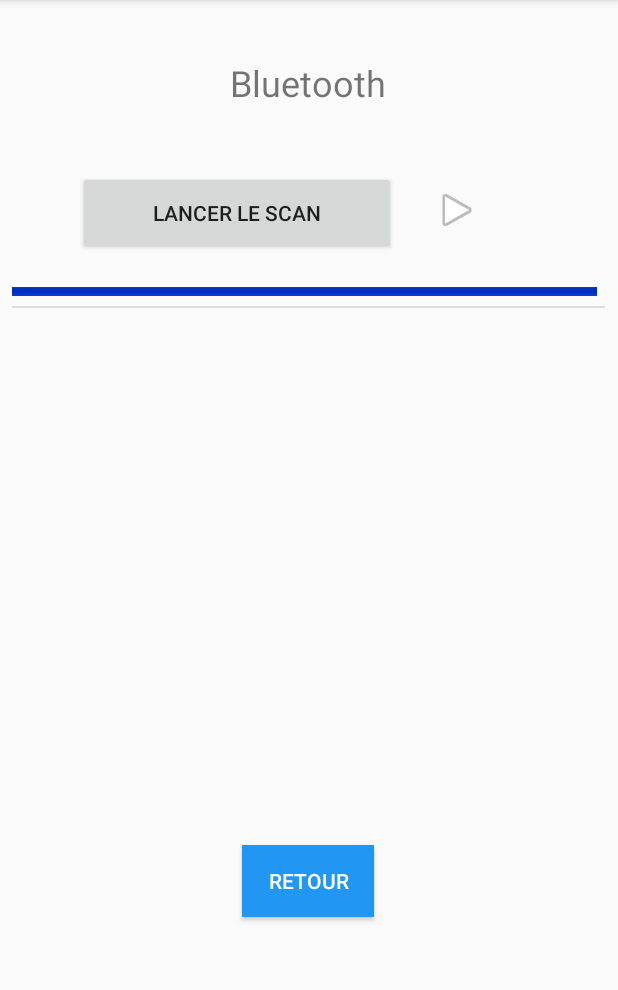
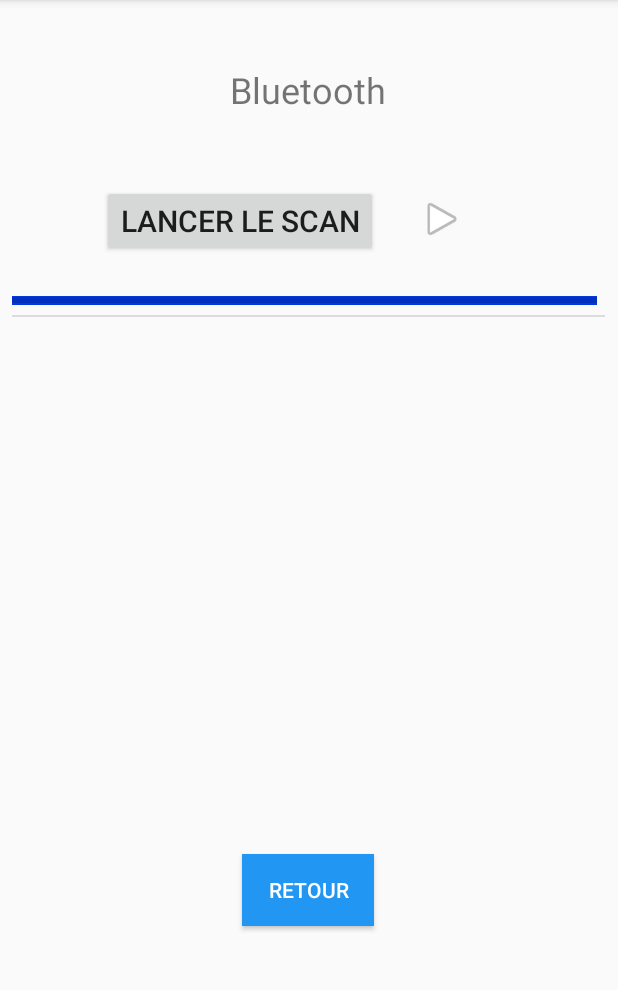
Before and after one commit to melvinmarra/AndroidToolBox, an Android app: the BluetoothActivity screen opened directly, with no data from a screen before it, on a phone screen of 412 x 824 dp, the part 84-1074 px from its top. Run offline under Robolectric (Android 15) with nearby library versions, the light colour scheme and no system bars.

Commit message:
Bluetooth begin (init/scan)

```diff
--- a/app/src/main/java/fr/isen/marra/toolboxandroid/BleDeviceAdapter.kt
+++ b/app/src/main/java/fr/isen/marra/toolboxandroid/BluetoothActivityAdapter.kt
@@ -9,8 +9,8 @@ import android.widget.TextView
 import androidx.recyclerview.widget.RecyclerView
 import kotlinx.android.synthetic.main.activity_bluetooth_cell.view.*
 
-class BleDeviceAdapter(private val scanResults: ArrayList<ScanResult>, private val deviceClickListener: (BluetoothDevice) -> Unit) :
-        RecyclerView.Adapter<BleDeviceAdapter.DevicesViewHolder>() {
+class BluetoothActivityAdapter(private val scanResults: ArrayList<ScanResult>, private val deviceClickListener: (BluetoothDevice) -> Unit) :
+        RecyclerView.Adapter<BluetoothActivityAdapter.DevicesViewHolder>() {
 
 
     class DevicesViewHolder(devicesView: View) : RecyclerView.ViewHolder(devicesView){
@@ -20,7 +20,7 @@ class BleDeviceAdapter(private val scanResults: ArrayList<ScanResult>, private v
         val deviceRSSI: TextView = devicesView.RSSIDevice
     }
 
-    override fun onCreateViewHolder(parent: ViewGroup, viewType: Int): BleDeviceAdapter.DevicesViewHolder {
+    override fun onCreateViewHolder(parent: ViewGroup, viewType: Int): BluetoothActivityAdapter.DevicesViewHolder {
         val view = LayoutInflater.from(parent.context).inflate(R.layout.activity_bluetooth_cell, parent, false)
 
 
@@ -29,8 +29,8 @@ class BleDeviceAdapter(private val scanResults: ArrayList<ScanResult>, private v
 
     override fun getItemCount(): Int = scanResults.size
 
-    override fun onBindViewHolder(holder: BleDeviceAdapter.DevicesViewHolder, position: Int) {
-        holder.deviceName.text = scanResults[position].device.name ?: "Device Unknown"
+    override fun onBindViewHolder(holder: BluetoothActivityAdapter.DevicesViewHolder, position: Int) {
+        holder.deviceName.text = scanResults[position].device.name ?: "Unknown name"
         holder.deviceMac.text = scanResults[position].device.address
         holder.deviceRSSI.text = scanResults[position].rssi.toString()
         holder.layout.setOnClickListener{
--- a/app/src/main/res/layout/activity_bluetooth.xml
+++ b/app/src/main/res/layout/activity_bluetooth.xml
@@ -18,16 +18,17 @@
         app:layout_constraintTop_toTopOf="@+id/bleDivider" />
 
     <Button
-        android:id="@+id/blePlay"
-        android:layout_width="212dp"
-        android:layout_height="56dp"
-        android:text="Lancer le scan"
+        android:id="@+id/blePlaytxt"
+        android:layout_width="wrap_content"
+        android:layout_height="wrap_content"
+        android:text="@string/scanGo"
+        android:textSize="20sp"
         app:layout_constraintBottom_toBottomOf="parent"
         app:layout_constraintEnd_toEndOf="parent"
-        app:layout_constraintHorizontal_bias="0.261"
+        app:layout_constraintHorizontal_bias="0.298"
         app:layout_constraintStart_toStartOf="parent"
         app:layout_constraintTop_toTopOf="parent"
-        app:layout_constraintVertical_bias="0.16" />
+        app:layout_constraintVertical_bias="0.171" />
 
     <ProgressBar
         android:id="@+id/progressBar"
@@ -42,7 +43,7 @@
         app:layout_constraintEnd_toEndOf="parent"
         app:layout_constraintHorizontal_bias="0.0"
         app:layout_constraintStart_toStartOf="parent"
-        app:layout_constraintTop_toBottomOf="@+id/blePlay"
+        app:layout_constraintTop_toBottomOf="@+id/blePlaytxt"
         app:layout_constraintVertical_bias="1.0" />
 
     <View
@@ -65,11 +66,11 @@
         android:layout_height="wrap_content"
         android:layout_marginStart="8dp"
         android:layout_marginEnd="8dp"
-        app:layout_constraintBottom_toBottomOf="@+id/blePlay"
+        app:layout_constraintBottom_toBottomOf="@+id/blePlaytxt"
         app:layout_constraintEnd_toEndOf="parent"
         app:layout_constraintHorizontal_bias="0.164"
-        app:layout_constraintStart_toEndOf="@+id/blePlay"
-        app:layout_constraintTop_toTopOf="@+id/blePlay"
+        app:layout_constraintStart_toEndOf="@+id/blePlaytxt"
+        app:layout_constraintTop_toTopOf="@+id/blePlaytxt"
         app:layout_constraintVertical_bias="0.416"
         app:srcCompat="@android:drawable/ic_media_play"
         android:contentDescription="TODO" />
@@ -111,11 +112,12 @@
         android:layout_marginBottom="40dp"
         android:text="@string/BLE"
         android:textSize="24sp"
-        app:layout_constraintBottom_toTopOf="@+id/blePlay"
+        app:layout_constraintBottom_toTopOf="@+id/blePlaytxt"
         app:layout_constraintEnd_toEndOf="parent"
         app:layout_constraintHorizontal_bias="0.498"
         app:layout_constraintStart_toStartOf="parent"
         app:layout_constraintTop_toTopOf="parent" />
 
 
+
 </androidx.constraintlayout.widget.ConstraintLayout>
--- a/app/src/main/res/values/strings.xml
+++ b/app/src/main/res/values/strings.xml
@@ -32,4 +32,6 @@
     <string name="mac">Adresse mac</string>
     <string name="rssi">RSSI</string>
     <string name="BLE">Bluetooth</string>
+    <string name="scanGo">Lancer le scan</string>
+    <string name="scanEnCours">Scan en cours … </string>
 </resources>
--- a/build.gradle
+++ b/build.gradle
@@ -8,7 +8,7 @@ buildscript {
 
     }
     dependencies {
-        classpath 'com.android.tools.build:gradle:3.6.1'
+        classpath 'com.android.tools.build:gradle:3.6.2'
         classpath "org.jetbrains.kotlin:kotlin-gradle-plugin:$kotlin_version"
         // NOTE: Do not place your application dependencies here; they belong
         // in the individual module build.gradle files
```
Also changed, not shown: app/src/main/java/fr/isen/marra/toolboxandroid/BluetoothActivity.kt (+40 -8 lines), gradle/wrapper/gradle-wrapper.properties.
